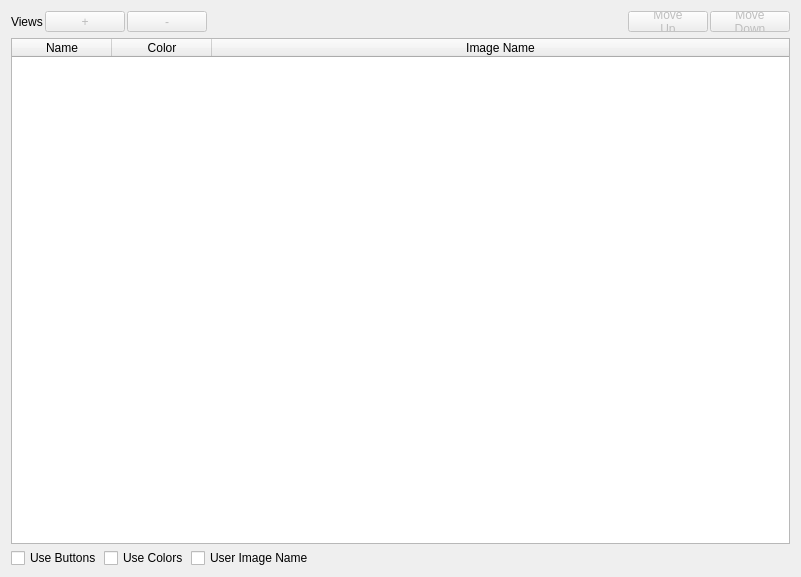
Before: the Qt Designer form DML_Nuke/Nuke_GUI/Generic_Widgets/Nuke_Views.ui in SGSMarkNA/DML_Tools, drawn with Qt 5.
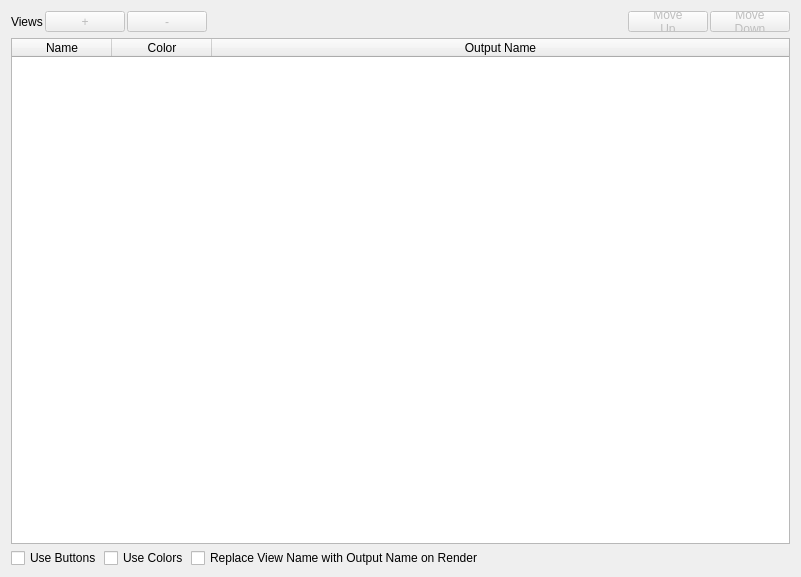
After: the same form once the commit is applied. Custom widgets are drawn as their Qt base class.

Commit message: Changed User Image Name button label and Column name

What changed in the file:
```diff
--- a/DML_Nuke/Nuke_GUI/Generic_Widgets/Nuke_Views.ui
+++ b/DML_Nuke/Nuke_GUI/Generic_Widgets/Nuke_Views.ui
@@ -61,7 +61,7 @@
       <item>
        <widget class="QCheckBox" name="CHB_Use_Image_Name">
         <property name="text">
-         <string>User Image Name</string>
+         <string>Replace View Name with Output Name on Render</string>
         </property>
        </widget>
       </item>
@@ -229,7 +229,7 @@
      </column>
      <column>
       <property name="text">
-       <string>Image Name</string>
+       <string>Output Name</string>
       </property>
      </column>
     </widget>
```
